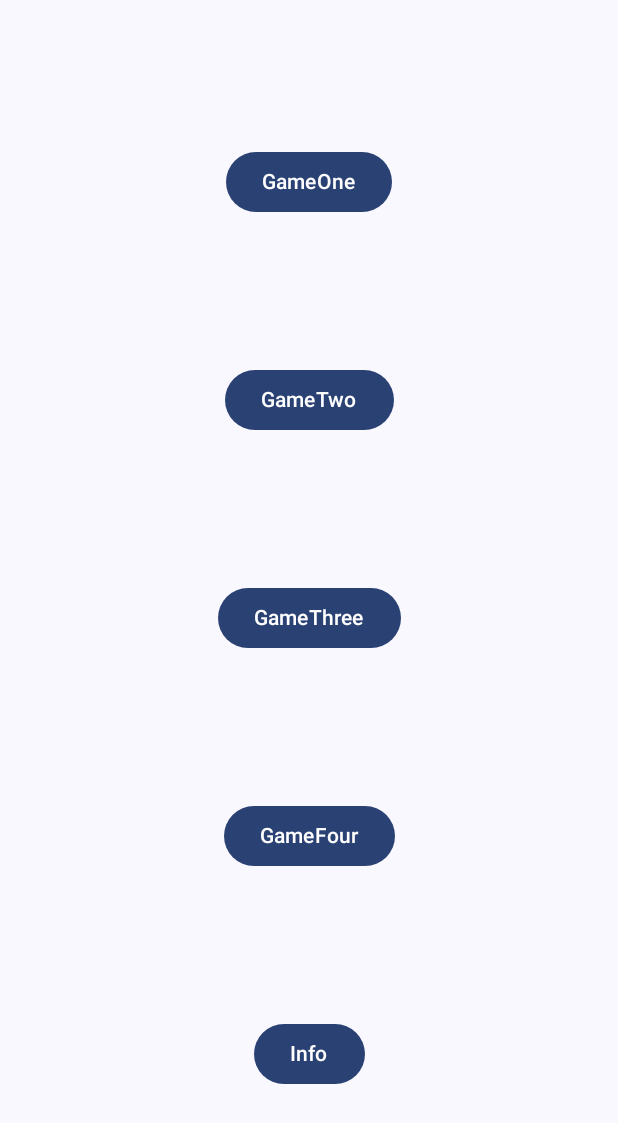
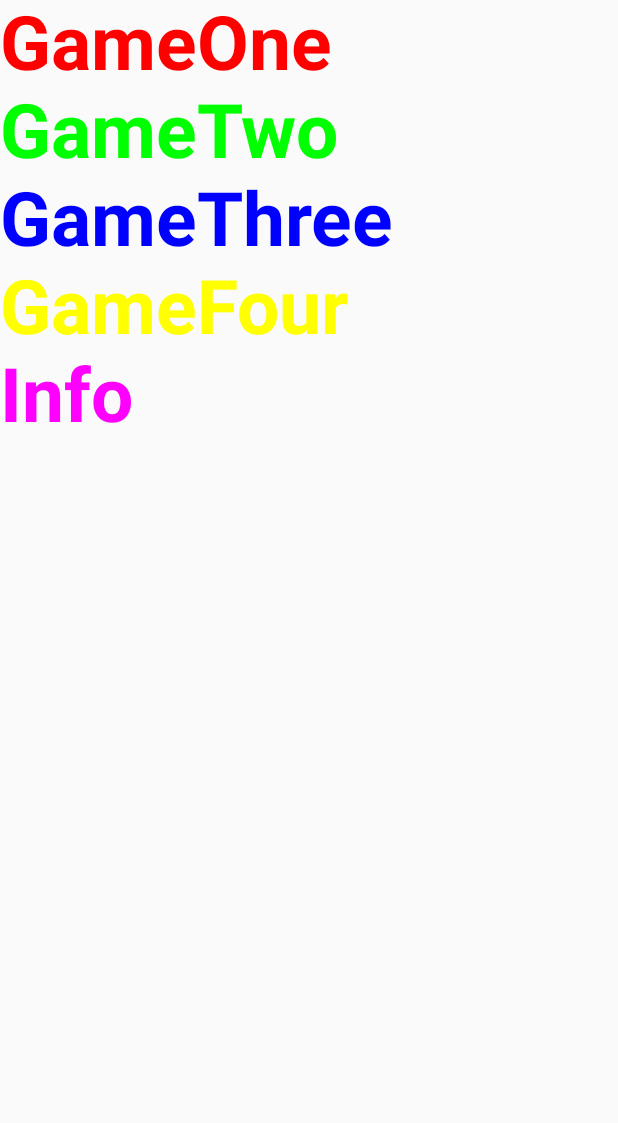
Before and after one commit to JonathanHaak/StopWatchGame, an Android app built with Jetpack Compose: the screen it shows after launch (MainActivity), on a phone screen of 412 x 824 dp. Shown: the top 1123 px of the screen. Run offline under Robolectric (Android 15) with nearby library versions, the phone set to English and light mode, and no system bars; our stand-ins replace Room's generated code.

Commit message:
New StartScreen UI

```diff
--- a/app/src/main/java/com/example/stopwatchgame/presentation/presentation/theme/StartScreen.kt
+++ b/app/src/main/java/com/example/stopwatchgame/presentation/presentation/theme/StartScreen.kt
@@ -1,51 +1,46 @@
 package com.example.stopwatchgame.presentation.presentation.theme
 
-import androidx.compose.foundation.layout.Arrangement
-import androidx.compose.foundation.layout.Column
-import androidx.compose.foundation.layout.fillMaxSize
-import androidx.compose.material3.Button
-import androidx.compose.material3.Surface
+import androidx.compose.foundation.layout.fillMaxWidth
+import androidx.compose.foundation.lazy.LazyColumn
+import androidx.compose.foundation.clickable
 import androidx.compose.material3.Text
 import androidx.compose.runtime.Composable
 import androidx.compose.ui.Alignment
 import androidx.compose.ui.Modifier
+import androidx.compose.ui.graphics.Color
+import androidx.compose.ui.text.TextStyle
+import androidx.compose.ui.text.font.FontWeight
+import androidx.compose.ui.unit.sp
 import androidx.navigation.NavController
 
 @Composable
 fun StartScreen(navController: NavController) {
-       Surface(modifier = Modifier.fillMaxSize()){
-           Column(modifier = Modifier.fillMaxSize(),
-               verticalArrangement = Arrangement.SpaceEvenly,
-               horizontalAlignment = Alignment.CenterHorizontally){
-               Button(onClick = {
-                   navController.navigate("GameOne")
-               }){
-                   Text("GameOne")
+    LazyColumn(horizontalAlignment = Alignment.CenterHorizontally) {
+        item {
+            CustomText(text = "GameOne", onClick = { navController.navigate("GameOne") }, color = Color.Red)
         }
-
-               Button(onClick = {
-                   navController.navigate("GameTwo")
-               }){
-                   Text("GameTwo")
+        item {
+            CustomText(text = "GameTwo", onClick = { navController.navigate("GameTwo") }, color = Color.Green)
         }
-
-               Button(onClick = {
-                   navController.navigate("GameThree")
-               }){
-                   Text("GameThree")
+        item {
+            CustomText(text = "GameThree", onClick = { navController.navigate("GameThree") }, color = Color.Blue)
         }
-
-               Button(onClick = {
-                   navController.navigate("GameFour")
-               }){
-                   Text("GameFour")
+        item {
+            CustomText(text = "GameFour", onClick = { navController.navigate("GameFour") }, color = Color.Yellow)
         }
-               Button(onClick = {
-                   navController.navigate("Info")
-               }){
-                   Text("Info")
+        item {
+            CustomText(text = "Info", onClick = { navController.navigate("Info") }, color = Color.Magenta)
         }
     }
 }
 
+@Composable
+fun CustomText(text: String, onClick: () -> Unit, color: Color) {
+    Text(
+        text = text,
+        style = TextStyle(color = color, fontSize = 50.sp, fontWeight = FontWeight.Bold),
+        modifier = Modifier
+            .fillMaxWidth()
+            .clickable(onClick = onClick)
+    )
 }
```
Lines whose indentation alone changed are shown as unchanged.
